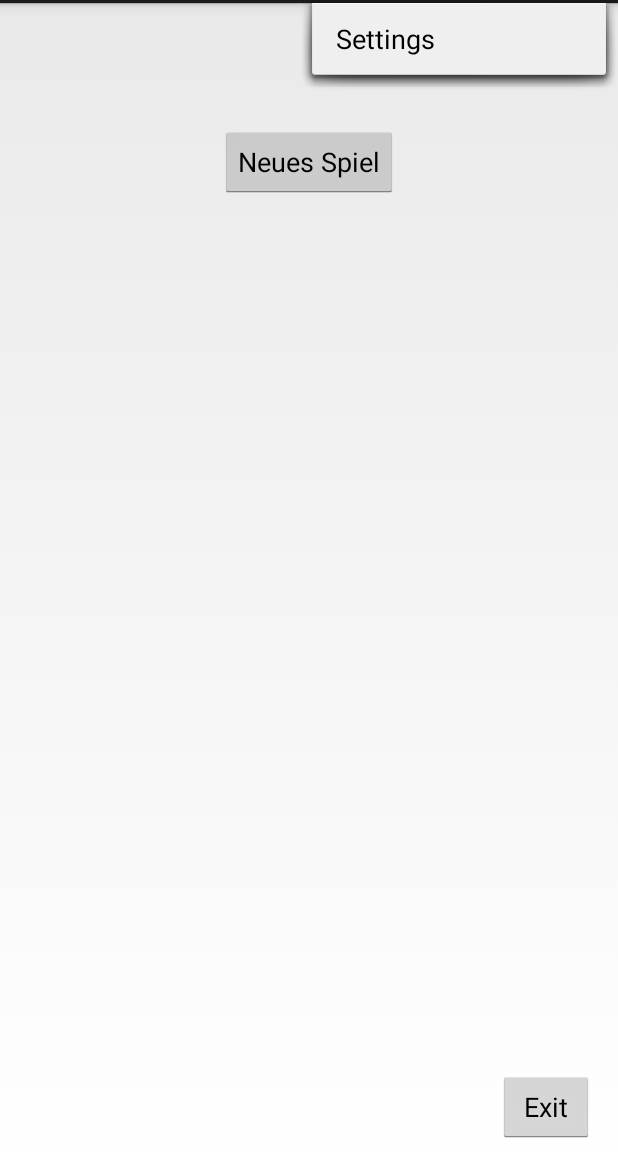
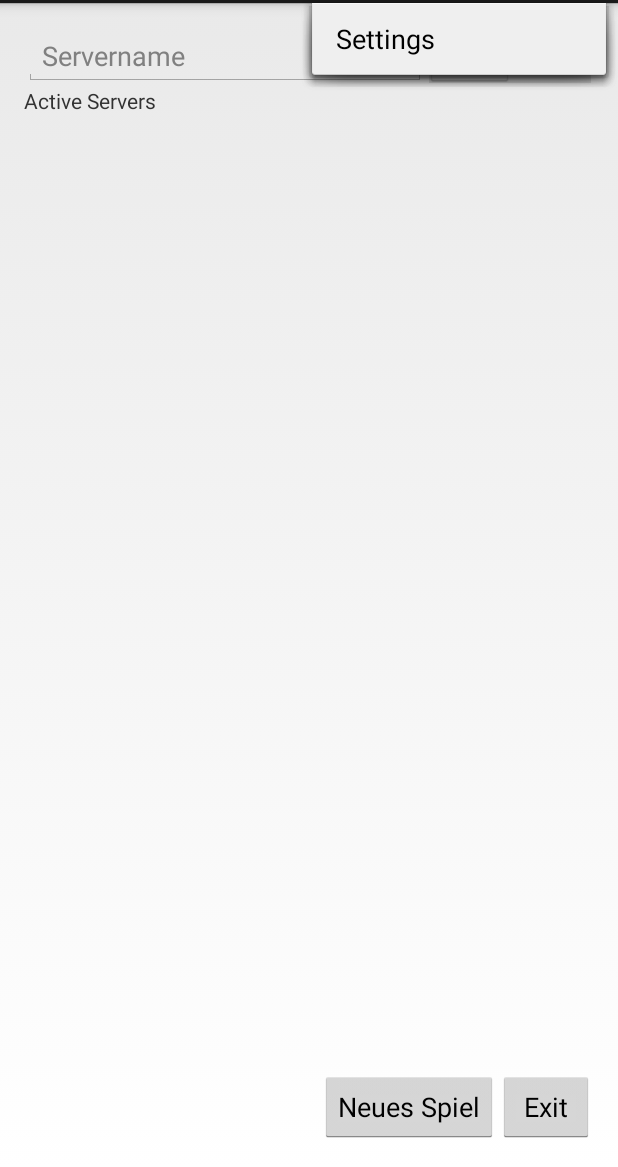
Before and after one commit to true-gler/Feuern, an Android app: the screen it shows after launch (MyActivity before the commit, MainActivity after it), with the options menu open, on a phone screen of 412 x 824 dp, the part 69-1236 px from its top. Run offline under Robolectric (Android 15) with nearby library versions, the phone set to English and light mode, and no system bars.

Commit message:
Implemented basic Client/Server functionality

```diff
--- /dev/null
+++ b/app/src/main/java/se2/groupa/feuern/MainActivity.java
@@ -0,0 +1,98 @@
+package se2.groupa.feuern;
+
+import android.app.Activity;
+import android.content.Intent;
+import android.os.Bundle;
+import android.text.Editable;
+import android.text.TextWatcher;
+import android.util.Log;
+import android.view.InputDevice;
+import android.view.Menu;
+import android.view.MenuItem;
+import android.view.View;
+import android.widget.CompoundButton;
+import android.widget.EditText;
+import android.widget.Switch;
+import android.widget.TextView;
+
+import se2.groupa.feuern.network.ServerThread;
+
+
+/**
+ * StartScreen to choose a new game
+ */
+public class MainActivity extends Activity {
+
+    private EditText textViewServername;
+    private Switch switchStartStopServer;
+
+    private Thread serverThread = null;
+
+    @Override
+    protected void onCreate(Bundle savedInstanceState) {
+        super.onCreate(savedInstanceState);
+        setContentView(R.layout.activity_my);
+
+        switchStartStopServer = (Switch) findViewById(R.id.switchStartStopServer);
+        switchStartStopServer.setOnCheckedChangeListener(new CompoundButton.OnCheckedChangeListener() {
+            public void onCheckedChanged(CompoundButton buttonView, boolean isChecked) {
+
+                if (isChecked) {
+                    textViewServername.setEnabled(false);
+
+                    // start server
+                    serverThread = new Thread(new ServerThread(textViewServername.getText().toString()));
+                    serverThread.start();
+
+                } else {
+                    textViewServername.setEnabled(true);
+
+                    if (serverThread != null)
+                        serverThread.interrupt();
+                }
+            }
+        });
+
+        textViewServername = (EditText)findViewById(R.id.textServername);
+        textViewServername.addTextChangedListener(new TextWatcher(){
+            public void afterTextChanged(Editable s) {
+
+                if (s != null && s.length() > 0)
+                    switchStartStopServer.setEnabled(true);
+                else
+                    switchStartStopServer.setEnabled(false);
+            }
+            public void beforeTextChanged(CharSequence s, int start, int count, int after){}
+            public void onTextChanged(CharSequence s, int start, int before, int count){}
+        });
+    }
+
+
+    @Override
+    public boolean onCreateOptionsMenu(Menu menu) {
+        // Inflate the menu; this adds items to the action bar if it is present.
+        getMenuInflater().inflate(R.menu.my, menu);
+        return true;
+    }
+
+    @Override
+    public boolean onOptionsItemSelected(MenuItem item) {
+        // Handle action bar item clicks here. The action bar will
+        // automatically handle clicks on the Home/Up button, so long
+        // as you specify a parent activity in AndroidManifest.xml.
+        int id = item.getItemId();
+        if (id == R.id.action_settings) {
+            return true;
+        }
+        return super.onOptionsItemSelected(item);
+    }
+
+    public void openNewGame(View view){
+     //    Intent intent = new Intent(this, nextActivity.class);
+     //   startActivity(intent);
+
+        System.out.println("New Game");
+        Log.d("MainActivity","debug msg");
+        Log.v("MainActivity","View msg");
+    }
+}
--- a/app/src/main/res/layout/activity_my.xml
+++ b/app/src/main/res/layout/activity_my.xml
@@ -7,17 +7,17 @@
     android:paddingTop="@dimen/activity_vertical_margin"
     android:paddingBottom="@dimen/activity_vertical_margin"
     tools:context=".MyActivity"
-    android:onClick="openNewGame">
+    android:onClick="openNewGame"
+    android:clickable="true">
 
     <Button
         android:layout_width="wrap_content"
         android:layout_height="wrap_content"
         android:text="@string/NewGame"
         android:id="@+id/bNewGame"
-        android:layout_alignParentTop="true"
-        android:layout_centerHorizontal="true"
-        android:layout_marginTop="66dp"
-       />
+        android:layout_alignParentBottom="true"
+        android:layout_toLeftOf="@+id/bExit"
+        android:layout_toStartOf="@+id/bExit" />
 
     <Button
         android:layout_width="wrap_content"
@@ -27,4 +27,50 @@
         android:layout_alignParentBottom="true"
         android:layout_alignParentRight="true"
         android:layout_alignParentEnd="true" />
+
+    <EditText
+        android:layout_width="match_parent"
+        android:layout_height="wrap_content"
+        android:id="@+id/textServername"
+        android:inputType="text"
+        android:layout_alignParentTop="true"
+        android:layout_alignParentLeft="true"
+        android:layout_alignParentStart="true"
+        android:enabled="true"
+        android:hint="Servername"
+        android:layout_toLeftOf="@+id/switchStartStopServer"
+        android:layout_toStartOf="@+id/switchStartStopServer" />
+
+    <TextView
+        android:layout_width="fill_parent"
+        android:layout_height="wrap_content"
+        android:textAppearance="?android:attr/textAppearanceSmall"
+        android:text="Active Servers"
+        android:id="@+id/textView"
+        android:layout_below="@+id/textServername"
+        android:layout_alignParentLeft="true"
+        android:layout_alignParentStart="true" />
+
+    <Switch
+        android:layout_width="wrap_content"
+        android:layout_height="wrap_content"
+        android:id="@+id/switchStartStopServer"
+        android:layout_above="@+id/textView"
+        android:layout_alignParentRight="true"
+        android:layout_alignParentEnd="true"
+        android:textOff="Start"
+        android:textOn="Stop"
+        android:checked="false"
+        android:clickable="true"
+        android:enabled="false" />
+
+    <ListView
+        android:layout_width="wrap_content"
+        android:layout_height="wrap_content"
+        android:id="@+id/listViewActiveServers"
+        android:layout_below="@+id/textView"
+        android:layout_alignParentLeft="true"
+        android:layout_alignParentStart="true"
+        android:layout_above="@+id/bNewGame" />
+
 </RelativeLayout>
--- /dev/null
+++ b/app/src/main/res/menu/menu_game.xml
@@ -0,0 +1,5 @@
+<menu xmlns:android="http://schemas.android.com/apk/res/android"
+    xmlns:tools="http://schemas.android.com/tools" tools:context="se2.groupa.feuern.GameActivity">
+    <item android:id="@+id/action_settings" android:title="@string/action_settings"
+        android:orderInCategory="100" android:showAsAction="never" />
+</menu>
--- /dev/null
+++ b/app/src/main/res/menu/menu_lobby.xml
@@ -0,0 +1,5 @@
+<menu xmlns:android="http://schemas.android.com/apk/res/android"
+    xmlns:tools="http://schemas.android.com/tools" tools:context="se2.groupa.feuern.LobbyActivity">
+    <item android:id="@+id/action_settings" android:title="@string/action_settings"
+        android:orderInCategory="100" android:showAsAction="never" />
+</menu>
--- a/app/src/main/res/values/strings.xml
+++ b/app/src/main/res/values/strings.xml
@@ -6,5 +6,7 @@
     <string name="action_settings">Settings</string>
     <string name="NewGame">Neues Spiel</string>
     <string name="Exit">Exit</string>
+    <string name="title_activity_game">GameActivity</string>
+    <string name="title_activity_lobby">LobbyActivity</string>
 
 </resources>
```
Also changed, not shown: app/src/main/AndroidManifest.xml (+21 -1 lines), app/src/main/java/se2/groupa/feuern/GameActivity.java (renamed from app/src/main/java/se2/groupa/feuern/MyActivity.java, +17 -16 lines), app/src/main/java/se2/groupa/feuern/LobbyActivity.java (added, +47 -0 lines), app/src/main/java/se2/groupa/feuern/network/PlayerThread.java (added, +67 -0 lines), app/src/main/java/se2/groupa/feuern/network/ServerThread.java (added, +58 -0 lines), app/src/main/java/se2/groupa/feuern/network/UpdateUIThread.java (added, +17 -0 lines), app/src/main/res/layout/activity_game.xml (added, +12 -0 lines), app/src/main/res/layout/activity_lobby.xml (added, +12 -0 lines), gradle/wrapper/gradle-wrapper.properties.
